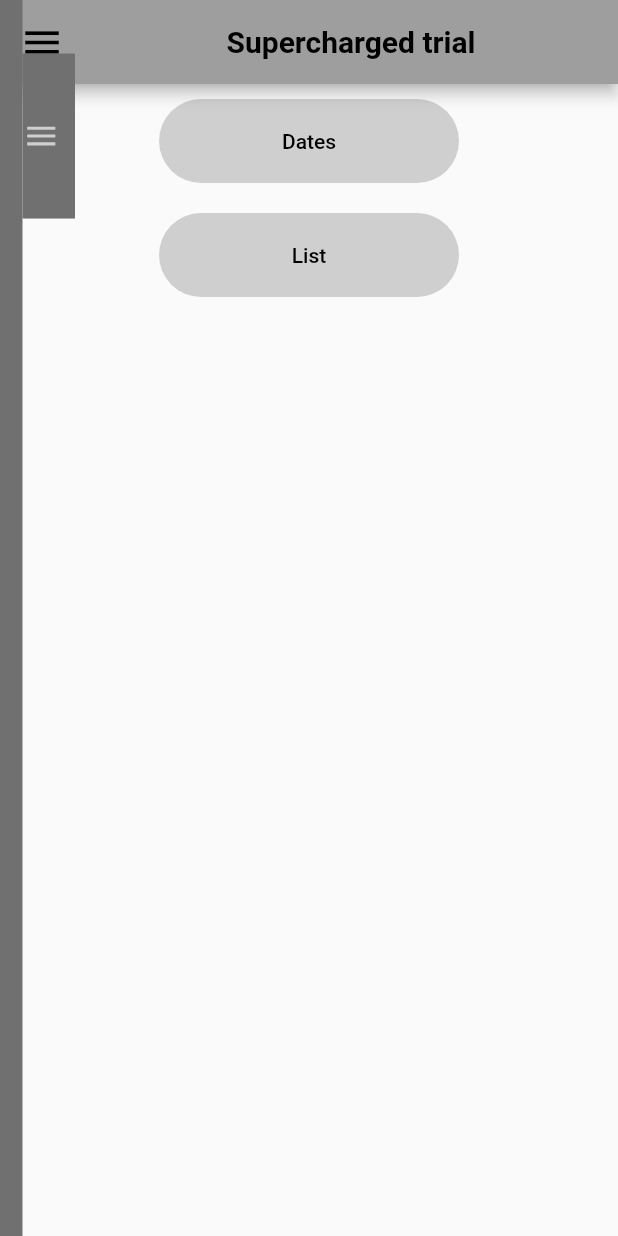
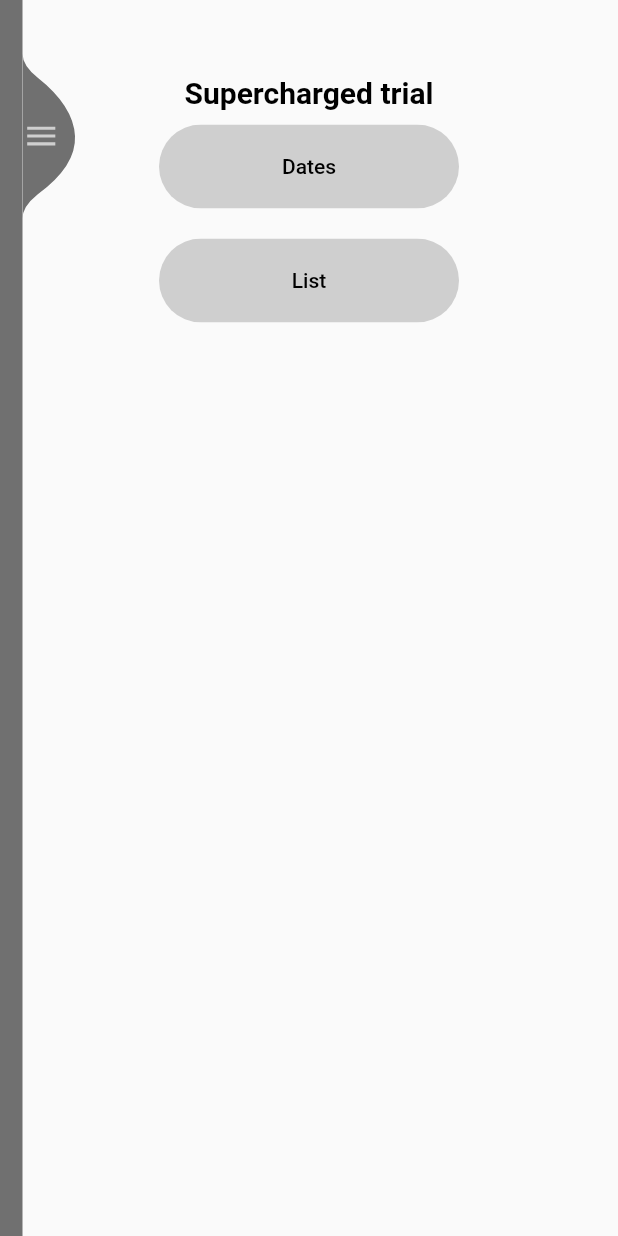
Before and after one commit to PeachBlack-Alba/Supercharged, a Flutter app: the screen it shows after launch, on a phone screen of 412 x 824 dp. Run offline on Flutter 3.47's test engine with Material 2 defaults, Android fonts, the phone set to English and light mode, and no system bars; our stand-ins replace rxdart, supercharged.

Commit message:
sidebar animation

```diff
--- a/lib/screens/Home.dart
+++ b/lib/screens/Home.dart
@@ -1,6 +1,5 @@
 import 'package:flutter/material.dart';
 import 'package:flutter/widgets.dart';
-import 'package:superPackage/screens/MyAppBar.dart';
 import 'package:superPackage/ui/components/RoundButton.dart';
 import 'package:superPackage/ui/styles/Colors.dart';
 import 'package:supercharged/supercharged.dart';
@@ -19,7 +18,7 @@ class _HomeState extends State<Home> {
     return MaterialApp(
       debugShowCheckedModeBanner: false,
       home: Scaffold(
-        appBar: AppBar(
+        /*appBar: AppBar(
           backgroundColor: ColorsPalete.primaryGrey,
           flexibleSpace: Container(
             decoration: BoxDecoration(
@@ -45,13 +44,21 @@ class _HomeState extends State<Home> {
           ),
           iconTheme:
               IconThemeData(size: 30.0, color: Colors.black, opacity: 10.0),
-        ),
+        ),*/
         body: Stack(
           children: <Widget>[
             Center(
               child: Column(
                 mainAxisAlignment: MainAxisAlignment.start,
                 children: <Widget>[
+                  SizedBox(height: 50),
+                  Text(
+                    'Supercharged trial',
+                    style: TextStyle(
+                        fontSize: 20,
+                        fontWeight: FontWeight.bold,
+                        color: Colors.black),
+                  ),
                   RoundedButton(
                     text: 'Dates',
                     width: 200.0,
--- a/lib/ui/components/sidebar/MenuItems.dart
+++ b/lib/ui/components/sidebar/MenuItems.dart
@@ -25,7 +25,7 @@ class MenuItem extends StatelessWidget {
             title,
             style: TextStyle(
               fontWeight: FontWeight.w300,
-              fontSize: 26,
+              fontSize: 20,
               color: Colors.white,
             ),
           ),
--- a/lib/ui/components/sidebar/SideBar.dart
+++ b/lib/ui/components/sidebar/SideBar.dart
@@ -4,6 +4,7 @@ import 'package:flutter/material.dart';
 import 'package:rxdart/rxdart.dart';
 import 'package:superPackage/ui/styles/Colors.dart';
 
+import 'CustomMenuClipper.dart';
 import 'MenuItems.dart';
 
 class SideBar extends StatefulWidget {
@@ -71,6 +72,7 @@ class _SideBarState extends State<SideBar>
             children: <Widget>[
               Expanded(
                 child: Container(
+                  padding: const EdgeInsets.symmetric(horizontal: 20.0),
                   color: ColorsPalete.darkGrey,
                   child: Column(
                     children: <Widget>[
@@ -118,6 +120,21 @@ class _SideBarState extends State<SideBar>
                         icon: Icons.analytics,
                         title: 'Sollar',
                       ),
+                      Divider(
+                        height: 64,
+                        thickness: 0.5,
+                        color: ColorsPalete.lightGrey,
+                        indent: 32,
+                        endIndent: 32,
+                      ),
+                      MenuItem(
+                        icon: Icons.settings,
+                        title: 'Settings',
+                      ),
+                      MenuItem(
+                        icon: Icons.exit_to_app,
+                        title: 'Logout',
+                      ),
                     ],
                   ),
                 ),
@@ -128,6 +145,8 @@ class _SideBarState extends State<SideBar>
                   onTap: () {
                     onIconPressed();
                   },
+                  child: ClipPath(
+                    clipper: CustomMenuClipper(),
                     child: Container(
                       height: 110.0,
                       width: 35.0,
@@ -142,6 +161,7 @@ class _SideBarState extends State<SideBar>
                     ),
                   ),
                 ),
+              ),
             ],
           ),
         );
```
Also changed, not shown: lib/screens/Dates.dart (+31 -8 lines), lib/screens/ListFilters.dart (+29 -7 lines), lib/screens/MyAppBar.dart (deleted, +0 -42 lines), lib/ui/components/sidebar/CustomMenuClipper.dart (added, +32 -0 lines). Lines whose indentation alone changed are shown as unchanged.
